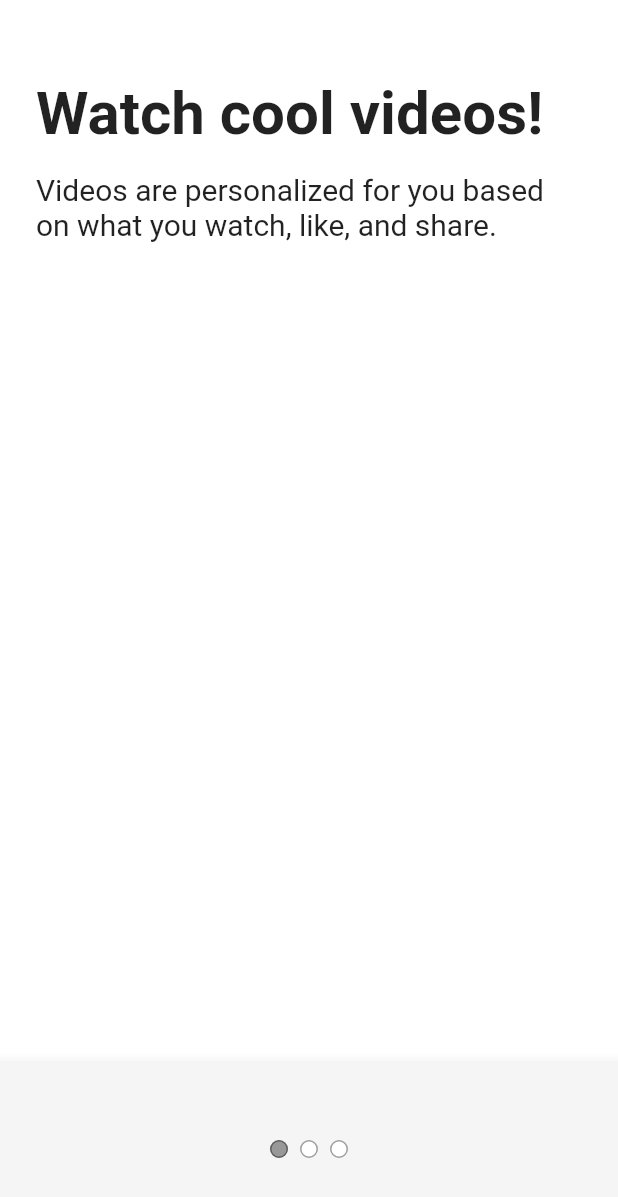
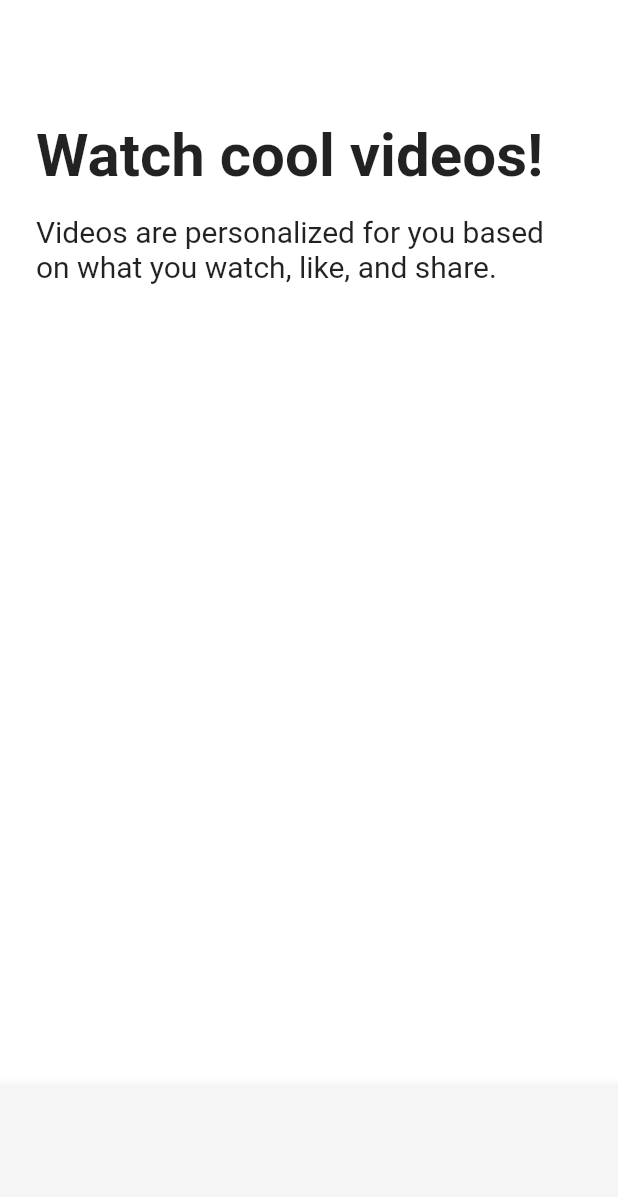
Before and after one commit to chunbae-like-talisker/tiktok-clone, a Flutter app: the TutorialScreen screen opened directly, on a phone screen of 412 x 824 dp. Shown: the top 1197 px of the screen. Run offline on Flutter 3.47's test engine with Material 3 defaults, Android fonts, the phone set to English and light mode, and no system bars; our stand-ins replace font_awesome_flutter.

```diff
--- a/lib/features/onboarding/tutorial_screen.dart
+++ b/lib/features/onboarding/tutorial_screen.dart
@@ -1,6 +1,12 @@
+import 'package:flutter/cupertino.dart';
 import 'package:flutter/material.dart';
 import 'package:tiktok_clone/constants/gaps.dart';
 import 'package:tiktok_clone/constants/sizes.dart';
+import 'package:tiktok_clone/features/main_navigation/main_navigation_screen.dart';
+
+enum Direction { right, left }
+
+enum Page { first, second }
 
 class TutorialScreen extends StatefulWidget {
   const TutorialScreen({super.key});
@@ -10,20 +16,58 @@ class TutorialScreen extends StatefulWidget {
 }
 
 class _TutorialScreenState extends State<TutorialScreen> {
+  Direction _direction = Direction.right;
+  Page _showingPage = Page.first;
+
+  void _onPanUpdate(DragUpdateDetails details) {
+    if (details.delta.dx > 0) {
+      // to the right
+      setState(() {
+        _direction = Direction.right;
+      });
+    } else {
+      // to the left
+      setState(() {
+        _direction = Direction.left;
+      });
+    }
+  }
+
+  void _onPanEnd(DragEndDetails details) {
+    if (_direction == Direction.left) {
+      setState(() {
+        _showingPage = Page.second;
+      });
+    } else {
+      setState(() {
+        _showingPage = Page.first;
+      });
+    }
+  }
+
+  void _onEnterAppTap() {
+    Navigator.of(context).pushAndRemoveUntil(
+      MaterialPageRoute(builder: (context) => MainNavigationScreen()),
+      (route) {
+        return false;
+      },
+    );
+  }
+
   @override
   Widget build(BuildContext context) {
-    return DefaultTabController(
-      length: 3,
+    return GestureDetector(
+      onPanUpdate: _onPanUpdate,
+      onPanEnd: _onPanEnd,
       child: Scaffold(
-        body: SafeArea(
-          child: TabBarView(
-            children: [
-              Padding(
-                padding: EdgeInsets.symmetric(horizontal: Sizes.size24),
-                child: Column(
+        body: Padding(
+          padding: const EdgeInsets.symmetric(horizontal: Sizes.size24),
+          child: SafeArea(
+            child: AnimatedCrossFade(
+              firstChild: Column(
                 crossAxisAlignment: CrossAxisAlignment.start,
                 children: [
-                    Gaps.v52,
+                  Gaps.v80,
                   Text(
                     "Watch cool videos!",
                     style: TextStyle(
@@ -38,13 +82,10 @@ class _TutorialScreenState extends State<TutorialScreen> {
                   ),
                 ],
               ),
-              ),
-              Padding(
-                padding: EdgeInsets.symmetric(horizontal: Sizes.size24),
-                child: Column(
+              secondChild: Column(
                 crossAxisAlignment: CrossAxisAlignment.start,
                 children: [
-                    Gaps.v52,
+                  Gaps.v80,
                   Text(
                     "Follow the rules",
                     style: TextStyle(
@@ -59,42 +100,28 @@ class _TutorialScreenState extends State<TutorialScreen> {
                   ),
                 ],
               ),
+              crossFadeState:
+                  _showingPage == Page.first
+                      ? CrossFadeState.showFirst
+                      : CrossFadeState.showSecond,
+              duration: Duration(milliseconds: 300),
             ),
-              Padding(
-                padding: EdgeInsets.symmetric(horizontal: Sizes.size24),
-                child: Column(
-                  crossAxisAlignment: CrossAxisAlignment.start,
-                  children: [
-                    Gaps.v52,
-                    Text(
-                      "Enjoy the ride",
-                      style: TextStyle(
-                        fontSize: Sizes.size40,
-                        fontWeight: FontWeight.bold,
-                      ),
-                    ),
-                    Gaps.v16,
-                    Text(
-                      "Videos are personalized for you based on what you watch, like, and share.",
-                      style: TextStyle(fontSize: Sizes.size20),
-                    ),
-                  ],
-                ),
-              ),
-            ],
           ),
         ),
         bottomNavigationBar: BottomAppBar(
-          child: Container(
-            padding: EdgeInsets.symmetric(vertical: Sizes.size48),
-            child: Row(
-              mainAxisAlignment: MainAxisAlignment.center,
-              children: [
-                TabPageSelector(
-                  color: Colors.white,
-                  selectedColor: Colors.black38,
+          child: Padding(
+            padding: EdgeInsets.symmetric(
+              vertical: Sizes.size24,
+              horizontal: Sizes.size24,
             ),
-              ],
+            child: AnimatedOpacity(
+              duration: Duration(milliseconds: 300),
+              opacity: _showingPage == Page.first ? 0 : 1,
+              child: CupertinoButton(
+                onPressed: _onEnterAppTap,
+                color: Theme.of(context).primaryColor,
+                child: Text("Enter the app!"),
+              ),
             ),
           ),
         ),
--- a/lib/main.dart
+++ b/lib/main.dart
@@ -1,5 +1,7 @@
 import 'package:flutter/material.dart';
 import 'package:tiktok_clone/constants/sizes.dart';
+import 'package:tiktok_clone/features/authentication/sign_up_screen.dart';
+import 'package:tiktok_clone/features/main_navigation/main_navigation_screen.dart';
 import 'package:tiktok_clone/features/onboarding/interests_screen.dart';
 
 void main() {
@@ -31,7 +33,7 @@ class TikTokApp extends StatelessWidget {
         bottomAppBarTheme: BottomAppBarTheme(color: Colors.grey.shade100),
         useMaterial3: false,
       ),
-      home: const InterestsScreen(),
+      home: MainNavigationScreen(),
     );
   }
 }
```
Also changed, not shown: lib/features/authentication/birthday_screen.dart (+6 -3 lines), lib/features/authentication/login_form_screen.dart (+6 -3 lines), lib/features/main_navigation/main_navigation_screen.dart (added, +33 -0 lines). Lines whose indentation alone changed are shown as unchanged.
